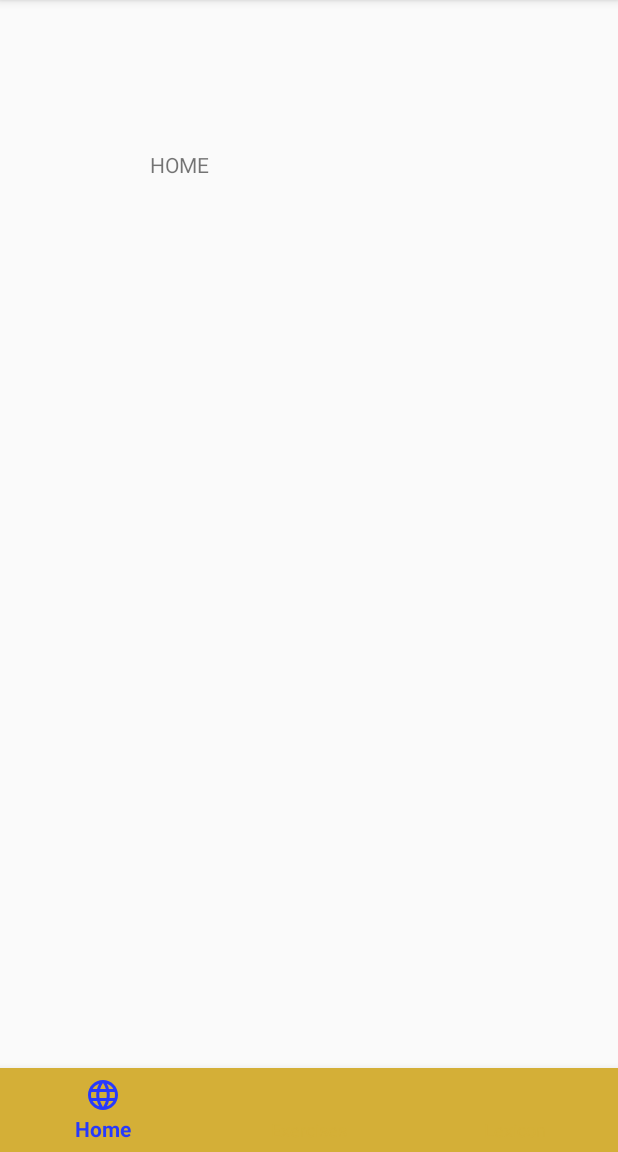
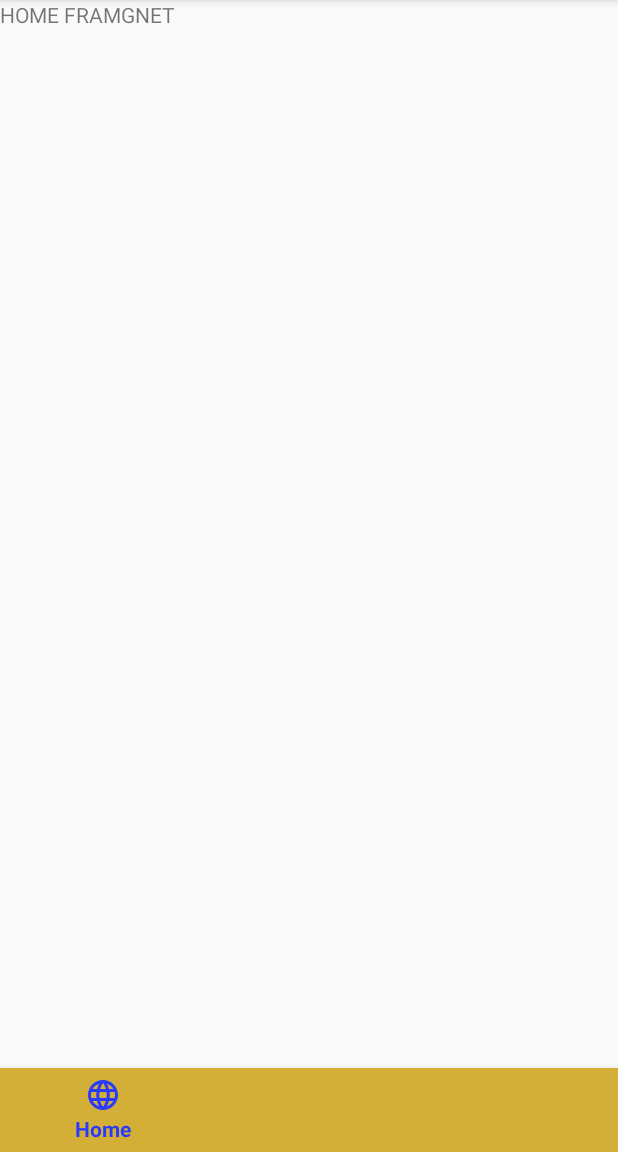
Before and after one commit to Hugsim/DATX02-20-11, an Android app: the screen it shows after launch (HomeActivity), on a phone screen of 412 x 824 dp, the part 84-1236 px from its top. Run offline under Robolectric (Android 15) with nearby library versions, the phone set to English and light mode, and no system bars.

Commit message:
replace navigation via activities with fragments
This commit will remove all but one activity and make the application fragment-reliant, all pages will be a fragment on the same activity

```diff
--- a/SmartLearning/app/src/main/java/org/grammaticalframework/View/FragmentFactory.java
+++ b/SmartLearning/app/src/main/java/org/grammaticalframework/View/FragmentFactory.java
@@ -1,5 +1,21 @@
 package org.grammaticalframework.View;
 
+import org.grammaticalframework.View.Fragments.BaseFragment;
+import org.grammaticalframework.View.Fragments.MainExerciseFragment;
+import org.grammaticalframework.View.Fragments.MainHomeFragment;
+import org.grammaticalframework.View.Fragments.MainLexiconFragment;
+
 public class FragmentFactory {
+    public static BaseFragment createMainExerciseFragment(){
+        return new MainExerciseFragment();
+    }
+
+    public static BaseFragment createMainLexiconFragment(){
+        return new MainLexiconFragment();
+    }
+
+    public static BaseFragment createMainHomeFragment(){
+        return new MainHomeFragment();
+    }
 
 }
--- /dev/null
+++ b/SmartLearning/app/src/main/java/org/grammaticalframework/View/Fragments/BaseFragment.java
@@ -0,0 +1,7 @@
+package org.grammaticalframework.View.Fragments;
+
+import androidx.fragment.app.Fragment;
+
+public class BaseFragment extends Fragment {
+
+}
--- /dev/null
+++ b/SmartLearning/app/src/main/java/org/grammaticalframework/View/Fragments/MainHomeFragment.java
@@ -0,0 +1,22 @@
+package org.grammaticalframework.View.Fragments;
+
+import android.os.Bundle;
+import android.view.LayoutInflater;
+import android.view.View;
+import android.view.ViewGroup;
+
+import org.grammaticalframework.R;
+
+public class MainHomeFragment extends BaseFragment {
+    @Override
+    public void onCreate(Bundle savedInstanceState) {
+        super.onCreate(savedInstanceState);
+    }
+
+    @Override
+    public View onCreateView(LayoutInflater inflater, ViewGroup container, Bundle savedInstanceState) {
+        View v = inflater.inflate(R.layout.fragment_main_home, container, false);
+        return v;
+
+    }
+}
--- a/SmartLearning/app/src/main/java/org/grammaticalframework/View/HomeActivity.java
+++ b/SmartLearning/app/src/main/java/org/grammaticalframework/View/HomeActivity.java
@@ -1,18 +1,23 @@
 package org.grammaticalframework.View;
 
-import android.content.Intent;
 import android.os.Bundle;
 import android.view.MenuItem;
 
 import com.google.android.material.bottomnavigation.BottomNavigationView;
 import org.grammaticalframework.R;
+import org.grammaticalframework.View.Fragments.BaseFragment;
 import org.grammaticalframework.ViewModel.HomeViewModel;
+
 import androidx.annotation.NonNull;
+import androidx.fragment.app.FragmentManager;
+import androidx.fragment.app.FragmentTransaction;
 
 
 public class HomeActivity extends BaseActivity {
-    private Intent intentExercise;
-    private Intent intentLexicon;
+    private final FragmentManager fragmentManager = getSupportFragmentManager();
+    private final BaseFragment mainExerciseFragment = FragmentFactory.createMainExerciseFragment();
+    private final BaseFragment mainLexiconFragment = FragmentFactory.createMainLexiconFragment();
+    private final BaseFragment mainHomeFragment = FragmentFactory.createMainHomeFragment();
 
     private BottomNavigationView bottomNavigation;
     private HomeViewModel homeViewModel;
@@ -27,9 +32,8 @@ public class HomeActivity extends BaseActivity {
         setContentView(R.layout.activity_main);
         homeViewModel = new HomeViewModel();
         overridePendingTransition(0, 0);
+        addAllFragments(R.id.container,mainHomeFragment);
 
-        intentExercise = new Intent(this,ExerciseActivity.class);
-        intentLexicon = new Intent(this, LexiconActivity.class);
         bottomNavigation = findViewById(R.id.navigation);
         bottomNavigation.setOnNavigationItemSelectedListener(navListener);
         bottomNavigation.getMenu().getItem(0).setChecked(true);
@@ -40,15 +44,29 @@ public class HomeActivity extends BaseActivity {
         @Override
         public boolean onNavigationItemSelected(@NonNull MenuItem menuItem) {
             switch(menuItem.getItemId()){
+                case R.id.action_item1:
+                    changeToFragment(mainHomeFragment);
+                    break;
                 case R.id.action_item2:
-                    startActivity(intentExercise);
+                    changeToFragment(mainExerciseFragment);
                     break;
                 case R.id.action_item3:
-                    startActivity(intentLexicon);
+                    changeToFragment(mainLexiconFragment);
                     break;
             }
             return  true;
         }
     };
 
+    private void changeToFragment(BaseFragment fragment){
+        FragmentTransaction transaction = fragmentManager.beginTransaction();
+        transaction.replace(R.id.container,fragment);
+        transaction.commit();
+    }
+
+    private void addAllFragments(int id,BaseFragment fragment){
+        FragmentTransaction transaction = fragmentManager.beginTransaction();
+        transaction.replace(id,fragment);
+        transaction.commit();
+    }
 }
--- a/SmartLearning/app/src/main/res/layout/activity_exercises.xml
+++ b/SmartLearning/app/src/main/res/layout/activity_exercises.xml
@@ -24,10 +24,4 @@
             android:layout_marginLeft="100dp"
             android:text="EXERCISES" />
     </FrameLayout>
-
-    <include
-        android:layout_width="match_parent"
-        android:layout_height="56dp"
-        android:layout_alignParentBottom="true"
-        layout="@layout/fragment_navigation"/>
 </RelativeLayout>
--- a/SmartLearning/app/src/main/res/layout/activity_lexicon.xml
+++ b/SmartLearning/app/src/main/res/layout/activity_lexicon.xml
@@ -24,10 +24,4 @@
             android:text="LEXICON" />
 
     </FrameLayout>
-
-    <include
-        android:layout_width="match_parent"
-        android:layout_height="56dp"
-        android:layout_alignParentBottom="true"
-        layout="@layout/fragment_navigation"/>
 </RelativeLayout>
--- a/SmartLearning/app/src/main/res/layout/activity_main.xml
+++ b/SmartLearning/app/src/main/res/layout/activity_main.xml
@@ -1,29 +1,22 @@
 <?xml version="1.0" encoding="utf-8"?>
-<RelativeLayout
-    xmlns:android="http://schemas.android.com/apk/res/android"
+<RelativeLayout xmlns:android="http://schemas.android.com/apk/res/android"
     xmlns:tools="http://schemas.android.com/tools"
+    xmlns:app="http://schemas.android.com/apk/res-auto"
     android:id="@+id/activity_main"
     android:layout_width="match_parent"
     android:layout_height="match_parent"
     tools:context=".View.HomeActivity">
 
     <FrameLayout
+        android:id="@+id/container"
         android:layout_width="match_parent"
         android:layout_height="match_parent"
-        tools:context=".View.MainActivity"
-        tools:showIn="@layout/activity_main"
-        android:id="@+id/main_container">
-
-        <TextView
-            android:id="@+id/textView"
-            android:layout_width="wrap_content"
-            android:layout_height="wrap_content"
-            android:text="HOME"
-            android:layout_marginLeft="100dp"
-            android:layout_marginTop="100dp"/>
+        android:layout_above="@+id/navigation"
+        >
     </FrameLayout>
 
     <include
+        android:id="@+id/navigation"
         android:layout_width="match_parent"
         android:layout_height="56dp"
         android:layout_alignParentBottom="true"
--- /dev/null
+++ b/SmartLearning/app/src/main/res/layout/fragment_main_home.xml
@@ -0,0 +1,15 @@
+<?xml version="1.0" encoding="utf-8"?>
+<androidx.constraintlayout.widget.ConstraintLayout
+    xmlns:android="http://schemas.android.com/apk/res/android"
+    xmlns:tools="http://schemas.android.com/tools"
+    android:layout_width="match_parent"
+    android:layout_height="match_parent">
+
+    <TextView
+        android:id="@+id/textView"
+        android:layout_width="wrap_content"
+        android:layout_height="wrap_content"
+        android:text="HOME FRAMGNET"
+        tools:layout_editor_absoluteX="186dp"
+        tools:layout_editor_absoluteY="265dp" />
+</androidx.constraintlayout.widget.ConstraintLayout>
```
Also changed, not shown: SmartLearning/app/src/main/java/org/grammaticalframework/View/Fragments/MainExerciseFragment.java (added, +23 -0 lines), SmartLearning/app/src/main/java/org/grammaticalframework/View/Fragments/MainLexiconFragment.java (added, +22 -0 lines), SmartLearning/app/src/main/res/layout/activity_languages.xml (deleted, +0 -33 lines).
